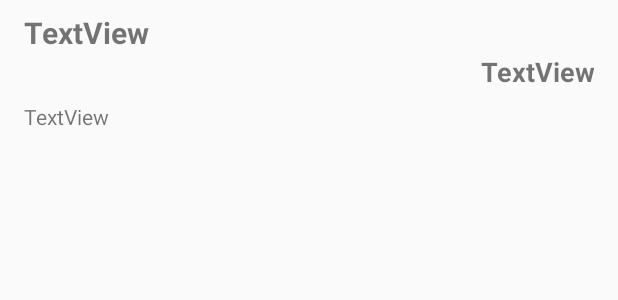
After one commit to vel02/learn-kotlin-android, an Android app: the layout list_record.xml on its own in the app's theme, with its tools: preview values and no code run, on a phone screen of 412 x 824 dp. The commit adds this screen. Shown: the top 300 px of the screen. Run offline under Robolectric (Android 15) with nearby library versions, the phone set to English and light mode, and no system bars; network calls fail.

Commit message:
custom arrayAdapter and listView for data display with viewHolder

```diff
--- a/project-course/kotlin-android/Top10Downloader/app/build.gradle
+++ b/project-course/kotlin-android/Top10Downloader/app/build.gradle
@@ -5,7 +5,7 @@ apply plugin: 'com.getkeepsafe.dexcount'
 
 android {
     compileSdkVersion 29
-    buildToolsVersion "29.0.3"
+    buildToolsVersion '30.0.0 rc4'
 
     defaultConfig {
         applicationId "kiz.learnwithvel.top10downloader"
@@ -32,7 +32,7 @@ dependencies {
     implementation 'androidx.appcompat:appcompat:1.1.0'
     implementation 'androidx.core:core-ktx:1.2.0'
     implementation 'androidx.constraintlayout:constraintlayout:1.1.3'
-    testImplementation 'junit:junit:4.12'
+    testImplementation 'junit:junit:4.13'
     androidTestImplementation 'androidx.test.ext:junit:1.1.1'
     androidTestImplementation 'androidx.test.espresso:espresso-core:3.2.0'
 
--- /dev/null
+++ b/project-course/kotlin-android/Top10Downloader/app/src/main/res/layout/list_record.xml
@@ -0,0 +1,46 @@
+<?xml version="1.0" encoding="utf-8"?>
+<androidx.constraintlayout.widget.ConstraintLayout xmlns:android="http://schemas.android.com/apk/res/android"
+    xmlns:app="http://schemas.android.com/apk/res-auto"
+    android:layout_width="match_parent"
+    android:layout_height="match_parent">
+
+    <TextView
+        android:id="@+id/tv_name"
+        android:layout_width="0dp"
+        android:layout_height="wrap_content"
+        android:layout_marginStart="16dp"
+        android:layout_marginTop="8dp"
+        android:layout_marginEnd="16dp"
+        android:text="TextView"
+        android:textSize="20sp"
+        android:textStyle="bold"
+        app:layout_constraintEnd_toEndOf="parent"
+        app:layout_constraintStart_toStartOf="parent"
+        app:layout_constraintTop_toTopOf="parent" />
+
+    <TextView
+        android:id="@+id/tv_artist"
+        android:layout_width="0dp"
+        android:layout_height="wrap_content"
+        android:layout_marginStart="16dp"
+        android:layout_marginEnd="16dp"
+        android:text="TextView"
+        android:textAlignment="viewEnd"
+        android:textSize="18sp"
+        android:textStyle="bold"
+        app:layout_constraintEnd_toEndOf="parent"
+        app:layout_constraintStart_toStartOf="parent"
+        app:layout_constraintTop_toBottomOf="@+id/tv_name" />
+
+    <TextView
+        android:id="@+id/tv_summary"
+        android:layout_width="0dp"
+        android:layout_height="wrap_content"
+        android:layout_marginStart="16dp"
+        android:layout_marginTop="8dp"
+        android:layout_marginEnd="16dp"
+        android:text="TextView"
+        app:layout_constraintEnd_toEndOf="parent"
+        app:layout_constraintStart_toStartOf="parent"
+        app:layout_constraintTop_toBottomOf="@+id/tv_artist" />
+</androidx.constraintlayout.widget.ConstraintLayout>
```
Also changed, not shown: project-course/kotlin-android/Top10Downloader/app/src/main/java/kiz/learnwithvel/top10downloader/FeedAdapter.kt (added, +51 -0 lines), project-course/kotlin-android/Top10Downloader/app/src/main/java/kiz/learnwithvel/top10downloader/MainActivity.kt (+10 -5 lines).
